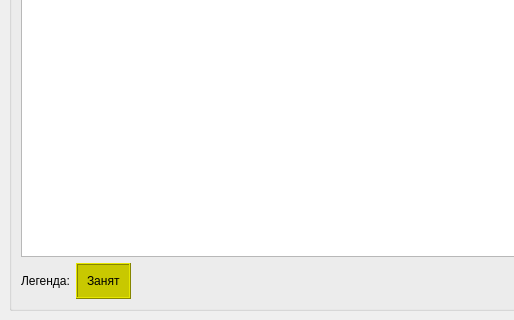
This is HostelManager/HostelManager/hostelmanager.ui in vikor8/HostelManager as Qt 5 draws it before an edit; both pictures show x 0 to 514 and y 380 to 700 of the 1300 by 700 pixel window. The edited form follows.
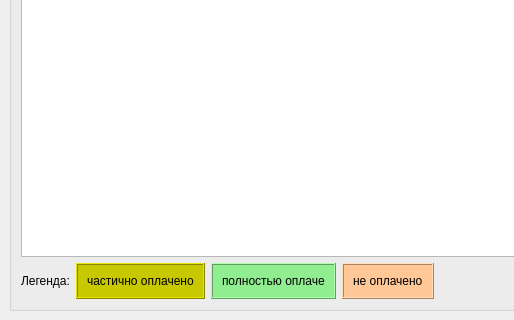
This is the edited form.

Diff of the .ui file:
```diff
--- a/HostelManager/HostelManager/hostelmanager.ui
+++ b/HostelManager/HostelManager/hostelmanager.ui
@@ -128,7 +128,84 @@
             <item>
              <widget class="QLabel" name="label_4">
               <property name="text">
-               <string>Занят</string>
+               <string>частично оплачено</string>
+              </property>
+             </widget>
+            </item>
+           </layout>
+          </widget>
+         </item>
+         <item>
+          <widget class="QFrame" name="frameOccupied_2">
+           <property name="styleSheet">
+            <string notr="true">background-color: rgb(144, 238, 144);</string>
+           </property>
+           <property name="frameShape">
+            <enum>QFrame::Box</enum>
+           </property>
+           <property name="frameShadow">
+            <enum>QFrame::Raised</enum>
+           </property>
+           <layout class="QHBoxLayout" name="horizontalLayout_3">
+            <property name="leftMargin">
+             <number>9</number>
+            </property>
+            <property name="topMargin">
+             <number>9</number>
+            </property>
+            <property name="rightMargin">
+             <number>9</number>
+            </property>
+            <property name="bottomMargin">
+             <number>9</number>
+            </property>
+            <item>
+             <widget class="QLabel" name="label_3">
+              <property name="text">
+               <string>полностью оплаче</string>
+              </property>
+             </widget>
+            </item>
+           </layout>
+          </widget>
+         </item>
+         <item>
+          <widget class="QFrame" name="horizontalFrame">
+           <property name="styleSheet">
+            <string notr="true">background-color: rgb(255, 200, 150);</string>
+           </property>
+           <property name="frameShape">
+            <enum>QFrame::Box</enum>
+           </property>
+           <property name="frameShadow">
+            <enum>QFrame::Raised</enum>
+           </property>
+           <layout class="QHBoxLayout" name="horizontalLayout_5" stretch="0">
+            <property name="spacing">
+             <number>6</number>
+            </property>
+            <property name="leftMargin">
+             <number>9</number>
+            </property>
+            <property name="topMargin">
+             <number>9</number>
+            </property>
+            <property name="rightMargin">
+             <number>9</number>
+            </property>
+            <property name="bottomMargin">
+             <number>9</number>
+            </property>
+            <item>
+             <widget class="QLabel" name="label_5">
+              <property name="frameShape">
+               <enum>QFrame::NoFrame</enum>
+              </property>
+              <property name="frameShadow">
+               <enum>QFrame::Raised</enum>
+              </property>
+              <property name="text">
+               <string>не оплачено</string>
               </property>
              </widget>
             </item>
```
